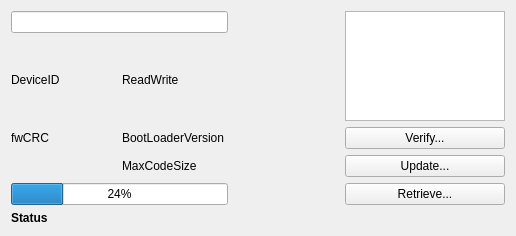
This is ground/src/plugins/uploader/devicewidget.ui in openpilot/OpenPilot as Qt 5 draws it before an edit. The edited form follows.
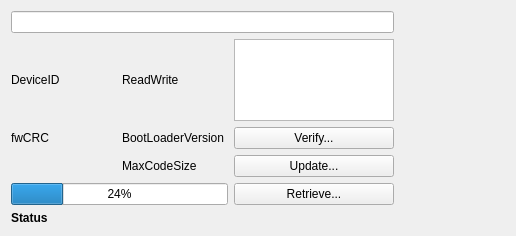
This is the edited form.

The edit to the form file:
```diff
--- a/ground/src/plugins/uploader/devicewidget.ui
+++ b/ground/src/plugins/uploader/devicewidget.ui
@@ -16,7 +16,7 @@
   <layout class="QVBoxLayout" name="verticalLayout">
    <item>
     <layout class="QGridLayout" name="gridLayout">
-     <item row="2" column="0" colspan="2">
+     <item row="2" column="0" colspan="3">
       <widget class="QLineEdit" name="description"/>
      </item>
      <item row="3" column="0">
@@ -61,37 +61,6 @@
        </property>
       </widget>
      </item>
-     <item row="6" column="3">
-      <widget class="QPushButton" name="retrieveButton">
-       <property name="text">
-        <string>Retrieve...</string>
-       </property>
-      </widget>
-     </item>
-     <item row="2" column="3" rowspan="2">
-      <widget class="QGraphicsView" name="devicePicture">
-       <property name="maximumSize">
-        <size>
-         <width>160</width>
-         <height>160</height>
-        </size>
-       </property>
-      </widget>
-     </item>
-     <item row="5" column="3">
-      <widget class="QPushButton" name="updateButton">
-       <property name="text">
-        <string>Update...</string>
-       </property>
-      </widget>
-     </item>
-     <item row="4" column="3">
-      <widget class="QPushButton" name="verifyButton">
-       <property name="text">
-        <string>Verify...</string>
-       </property>
-      </widget>
-     </item>
      <item row="7" column="0" colspan="4">
       <widget class="QLabel" name="statusLabel">
        <property name="font">
@@ -105,6 +74,37 @@
        </property>
       </widget>
      </item>
+     <item row="3" column="2">
+      <widget class="QGraphicsView" name="devicePicture">
+       <property name="maximumSize">
+        <size>
+         <width>160</width>
+         <height>160</height>
+        </size>
+       </property>
+      </widget>
+     </item>
+     <item row="4" column="2">
+      <widget class="QPushButton" name="verifyButton">
+       <property name="text">
+        <string>Verify...</string>
+       </property>
+      </widget>
+     </item>
+     <item row="5" column="2">
+      <widget class="QPushButton" name="updateButton">
+       <property name="text">
+        <string>Update...</string>
+       </property>
+      </widget>
+     </item>
+     <item row="6" column="2">
+      <widget class="QPushButton" name="retrieveButton">
+       <property name="text">
+        <string>Retrieve...</string>
+       </property>
+      </widget>
+     </item>
     </layout>
    </item>
   </layout>
```
